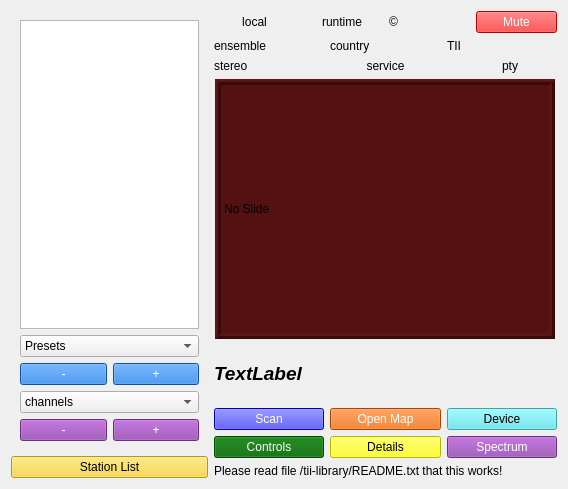
First picture: the form in forms/dabradio.ui, repository tomneda/DABstar, before the edit.
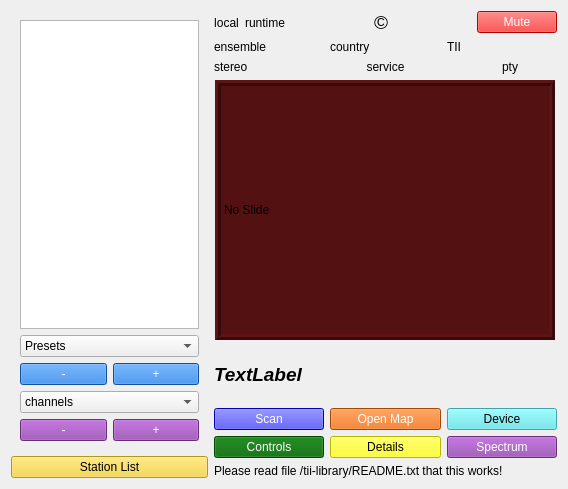
Second picture: the form after the edit. Custom widgets are drawn as their Qt base class.

Commit message: Increase size of copyright symbol

```diff
--- a/forms/dabradio.ui
+++ b/forms/dabradio.ui
@@ -194,13 +194,44 @@
          </property>
         </widget>
        </item>
+       <item>
+        <spacer name="horizontalSpacer_3">
+         <property name="orientation">
+          <enum>Qt::Horizontal</enum>
+         </property>
+         <property name="sizeHint" stdset="0">
+          <size>
+           <width>40</width>
+           <height>20</height>
+          </size>
+         </property>
+        </spacer>
+       </item>
        <item>
         <widget class="QLabel" name="copyrightLabel">
+         <property name="font">
+          <font>
+           <pointsize>14</pointsize>
+          </font>
+         </property>
          <property name="text">
           <string>©</string>
          </property>
         </widget>
        </item>
+       <item>
+        <spacer name="horizontalSpacer_4">
+         <property name="orientation">
+          <enum>Qt::Horizontal</enum>
+         </property>
+         <property name="sizeHint" stdset="0">
+          <size>
+           <width>40</width>
+           <height>20</height>
+          </size>
+         </property>
+        </spacer>
+       </item>
        <item>
         <widget class="QPushButton" name="muteButton">
          <property name="minimumSize">
```
